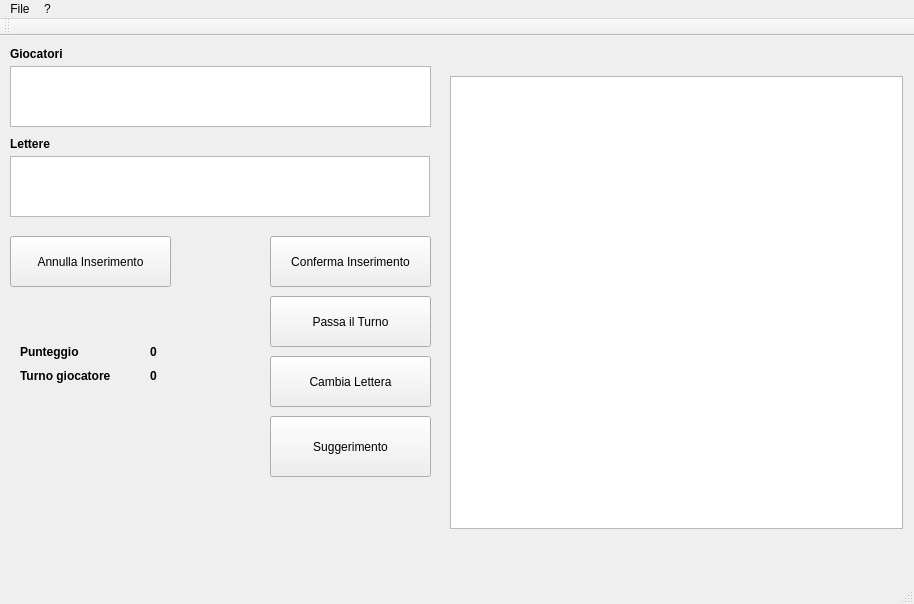
Above: UpWords/mainwindow.ui from giogandola98/UpWords before the change. Below: the same form after it.
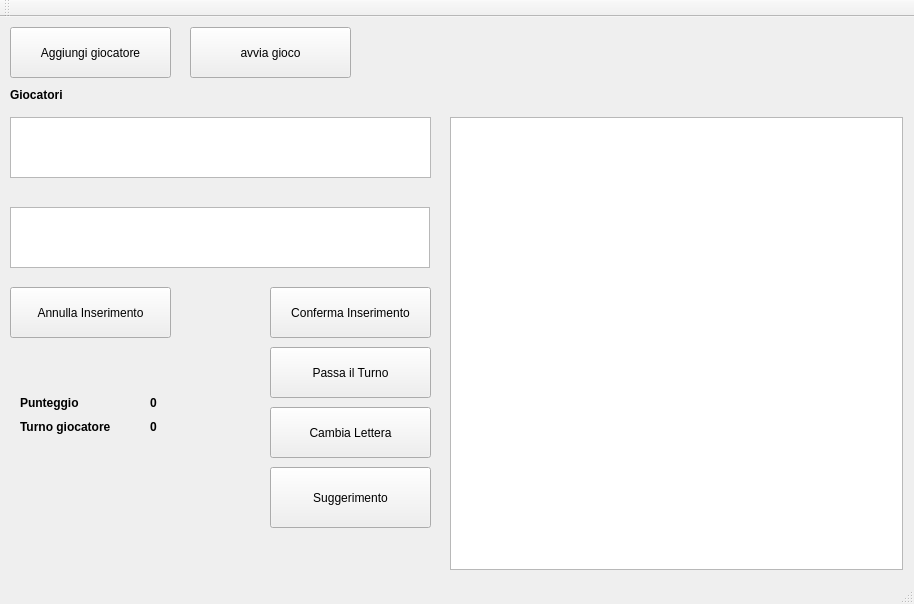
That is the form after the change.

```diff
--- a/UpWords/mainwindow.ui
+++ b/UpWords/mainwindow.ui
@@ -21,7 +21,7 @@
     <property name="geometry">
      <rect>
       <x>10</x>
-      <y>100</y>
+      <y>120</y>
       <width>51</width>
       <height>16</height>
      </rect>
@@ -40,7 +40,7 @@
     <property name="geometry">
      <rect>
       <x>270</x>
-      <y>320</y>
+      <y>390</y>
       <width>161</width>
       <height>51</height>
      </rect>
@@ -53,7 +53,7 @@
     <property name="geometry">
      <rect>
       <x>270</x>
-      <y>380</y>
+      <y>450</y>
       <width>161</width>
       <height>61</height>
      </rect>
@@ -66,7 +66,7 @@
     <property name="geometry">
      <rect>
       <x>10</x>
-      <y>10</y>
+      <y>70</y>
       <width>61</width>
       <height>16</height>
      </rect>
@@ -85,7 +85,7 @@
     <property name="geometry">
      <rect>
       <x>450</x>
-      <y>40</y>
+      <y>100</y>
       <width>453</width>
       <height>453</height>
      </rect>
@@ -114,7 +114,7 @@
     <property name="geometry">
      <rect>
       <x>10</x>
-      <y>30</y>
+      <y>100</y>
       <width>421</width>
       <height>61</height>
      </rect>
@@ -130,7 +130,7 @@
     <property name="geometry">
      <rect>
       <x>10</x>
-      <y>120</y>
+      <y>190</y>
       <width>420</width>
       <height>61</height>
      </rect>
@@ -155,7 +155,7 @@
     <property name="geometry">
      <rect>
       <x>20</x>
-      <y>306</y>
+      <y>376</y>
       <width>71</width>
       <height>20</height>
      </rect>
@@ -174,7 +174,7 @@
     <property name="geometry">
      <rect>
       <x>150</x>
-      <y>306</y>
+      <y>376</y>
       <width>47</width>
       <height>20</height>
      </rect>
@@ -193,7 +193,7 @@
     <property name="geometry">
      <rect>
       <x>150</x>
-      <y>330</y>
+      <y>400</y>
       <width>47</width>
       <height>20</height>
      </rect>
@@ -212,7 +212,7 @@
     <property name="geometry">
      <rect>
       <x>20</x>
-      <y>330</y>
+      <y>400</y>
       <width>111</width>
       <height>20</height>
      </rect>
@@ -231,7 +231,7 @@
     <property name="geometry">
      <rect>
       <x>270</x>
-      <y>200</y>
+      <y>270</y>
       <width>161</width>
       <height>51</height>
      </rect>
@@ -244,7 +244,7 @@
     <property name="geometry">
      <rect>
       <x>10</x>
-      <y>200</y>
+      <y>270</y>
       <width>161</width>
       <height>51</height>
      </rect>
@@ -257,7 +257,7 @@
     <property name="geometry">
      <rect>
       <x>270</x>
-      <y>260</y>
+      <y>330</y>
       <width>161</width>
       <height>51</height>
      </rect>
@@ -266,31 +266,32 @@
      <string>Passa il Turno</string>
     </property>
    </widget>
-  </widget>
-  <widget class="QMenuBar" name="menuBar">
-   <property name="geometry">
-    <rect>
-     <x>0</x>
-     <y>0</y>
-     <width>914</width>
-     <height>26</height>
-    </rect>
-   </property>
-   <widget class="QMenu" name="menuFile">
-    <property name="title">
-     <string>File</string>
+   <widget class="QPushButton" name="conferma_btn_2">
+    <property name="geometry">
+     <rect>
+      <x>10</x>
+      <y>10</y>
+      <width>161</width>
+      <height>51</height>
+     </rect>
     </property>
-    <addaction name="actionAggiungi_Giocatore"/>
-    <addaction name="actionAvvia_Gioco"/>
+    <property name="text">
+     <string>Aggiungi giocatore</string>
+    </property>
    </widget>
-   <widget class="QMenu" name="menu">
-    <property name="title">
-     <string>?</string>
+   <widget class="QPushButton" name="conferma_btn_3">
+    <property name="geometry">
+     <rect>
+      <x>190</x>
+      <y>10</y>
+      <width>161</width>
+      <height>51</height>
+     </rect>
     </property>
-    <addaction name="actionInformazioni"/>
+    <property name="text">
+     <string>avvia gioco</string>
+    </property>
    </widget>
-   <addaction name="menuFile"/>
-   <addaction name="menu"/>
   </widget>
   <widget class="QToolBar" name="mainToolBar">
    <attribute name="toolBarArea">
```
